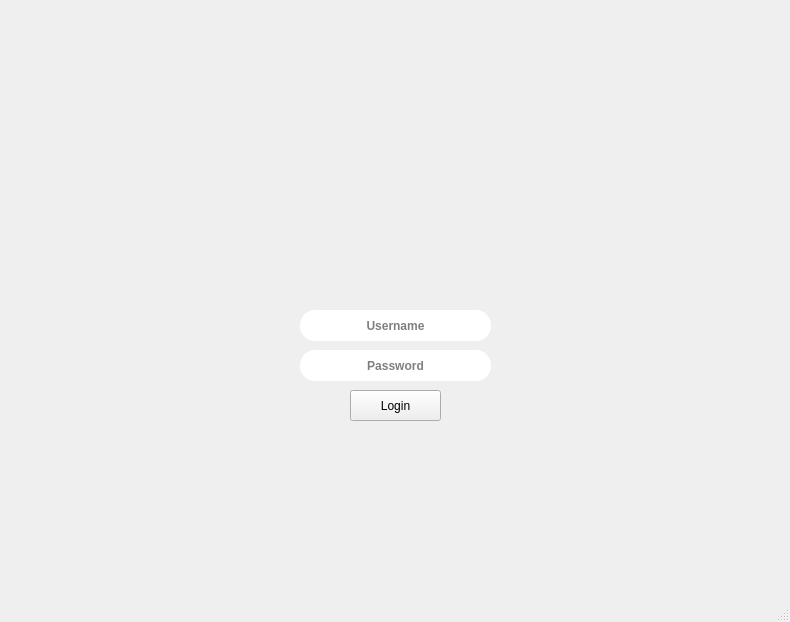
Qt form design1.ui (manuggetts/app_financeiro) before a commit.
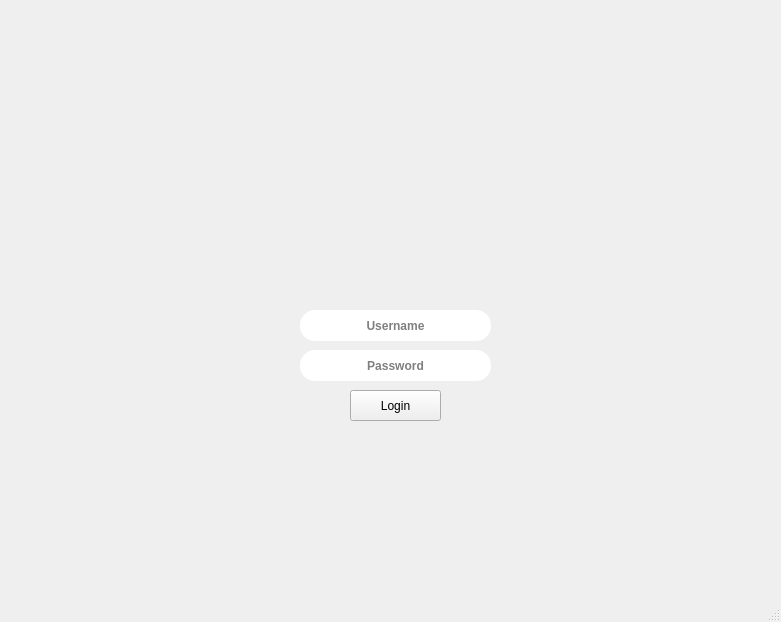
The same form after that commit. Icons and pictures are not drawn. Custom widgets are drawn as their Qt base class.

What changed in the file:
```diff
--- a/design1.ui
+++ b/design1.ui
@@ -6,7 +6,7 @@
    <rect>
     <x>0</x>
     <y>0</y>
-    <width>790</width>
+    <width>781</width>
     <height>622</height>
    </rect>
   </property>
```
Left out of the diff: 2 changed lines with no effect on the pictures.
